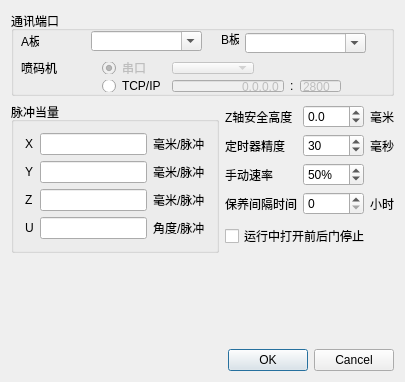
Before: the Qt Designer form PrintMark/syssetup.ui in radtek/PrintfMark-jieda, drawn with Qt 5.
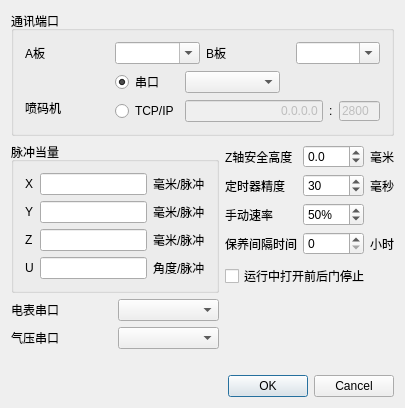
After: the same form once the commit is applied.

```diff
--- a/PrintMark/syssetup.ui
+++ b/PrintMark/syssetup.ui
@@ -226,10 +226,7 @@
      </item>
     </layout>
    </item>
-   <item row="2" column="0">
-    <widget class="QLabel" name="label_4"/>
-   </item>
-   <item row="3" column="1">
+   <item row="4" column="1">
     <widget class="QDialogButtonBox" name="buttonBox">
      <property name="standardButtons">
       <set>QDialogButtonBox::Cancel|QDialogButtonBox::Ok</set>
@@ -241,64 +238,43 @@
      <property name="title">
       <string>通讯端口</string>
      </property>
-     <widget class="QLabel" name="label_7">
-      <property name="geometry">
-       <rect>
-        <x>10</x>
-        <y>48</y>
-        <width>36</width>
-        <height>16</height>
-       </rect>
-      </property>
-      <property name="text">
-       <string>喷码机</string>
-      </property>
-      <property name="alignment">
-       <set>Qt::AlignLeading|Qt::AlignLeft|Qt::AlignTop</set>
-      </property>
-     </widget>
+     <layout class="QGridLayout" name="gridLayout_6">
+      <item row="0" column="0">
      <widget class="QLabel" name="label">
-      <property name="geometry">
-       <rect>
-        <x>10</x>
-        <y>22</y>
-        <width>18</width>
-        <height>16</height>
-       </rect>
-      </property>
       <property name="text">
        <string>A板</string>
       </property>
      </widget>
+      </item>
+      <item row="0" column="1">
      <widget class="QComboBox" name="comboBox">
-      <property name="geometry">
-       <rect>
-        <x>80</x>
-        <y>20</y>
-        <width>111</width>
-        <height>20</height>
-       </rect>
-      </property>
       <property name="editable">
        <bool>true</bool>
       </property>
      </widget>
-     <widget class="QWidget" name="layoutWidget">
-      <property name="geometry">
-       <rect>
-        <x>80</x>
-        <y>40</y>
-        <width>261</width>
-        <height>52</height>
-       </rect>
-      </property>
+      </item>
+      <item row="0" column="2">
+       <widget class="QLabel" name="label_2">
+        <property name="text">
+         <string>B板</string>
+        </property>
+       </widget>
+      </item>
+      <item row="0" column="3">
+       <widget class="QComboBox" name="comboBox_2">
+        <property name="editable">
+         <bool>true</bool>
+        </property>
+       </widget>
+      </item>
+      <item row="1" column="1" rowspan="2" colspan="3">
       <layout class="QGridLayout" name="gridLayout_4">
        <item row="0" column="1">
         <layout class="QHBoxLayout" name="horizontalLayout_4">
          <item>
           <widget class="QComboBox" name="comboBox_3">
            <property name="enabled">
-            <bool>false</bool>
+             <bool>true</bool>
            </property>
           </widget>
          </item>
@@ -310,7 +286,7 @@
        <item row="0" column="0">
         <widget class="QRadioButton" name="radioButton">
          <property name="enabled">
-          <bool>false</bool>
+           <bool>true</bool>
          </property>
          <property name="text">
           <string>串口</string>
@@ -374,33 +350,52 @@
         </layout>
        </item>
       </layout>
-     </widget>
-     <widget class="QComboBox" name="comboBox_2">
-      <property name="geometry">
-       <rect>
-        <x>234</x>
-        <y>22</y>
-        <width>121</width>
-        <height>20</height>
-       </rect>
-      </property>
-      <property name="editable">
-       <bool>true</bool>
-      </property>
-     </widget>
-     <widget class="QLabel" name="label_2">
-      <property name="geometry">
-       <rect>
-        <x>210</x>
-        <y>20</y>
-        <width>18</width>
-        <height>16</height>
-       </rect>
-      </property>
+      </item>
+      <item row="2" column="0">
+       <widget class="QLabel" name="label_7">
+        <property name="text">
+         <string>喷码机</string>
+        </property>
+        <property name="alignment">
+         <set>Qt::AlignLeading|Qt::AlignLeft|Qt::AlignTop</set>
+        </property>
+       </widget>
+      </item>
+     </layout>
+    </widget>
+   </item>
+   <item row="2" column="1">
+    <widget class="QLabel" name="label_4"/>
+   </item>
+   <item row="2" column="0">
+    <layout class="QGridLayout" name="gridLayout_3">
+     <item row="0" column="1">
+      <widget class="QComboBox" name="comboBox_4"/>
+     </item>
+     <item row="1" column="1">
+      <widget class="QComboBox" name="comboBox_5"/>
+     </item>
+     <item row="0" column="0">
+      <widget class="QLabel" name="label_21">
+       <property name="text">
+        <string>电表串口</string>
+       </property>
+      </widget>
+     </item>
+     <item row="1" column="0">
+      <widget class="QLabel" name="label_20">
       <property name="text">
-       <string>B板</string>
-      </property>
-     </widget>
+        <string>气压串口</string>
+       </property>
+      </widget>
+     </item>
+    </layout>
+   </item>
+   <item row="3" column="0">
+    <widget class="QLabel" name="label_22">
+     <property name="text">
+      <string/>
+     </property>
     </widget>
    </item>
   </layout>
```
Left out of the diff: 186 changed lines with no effect on the pictures. Lines whose indentation alone changed are shown as unchanged.
